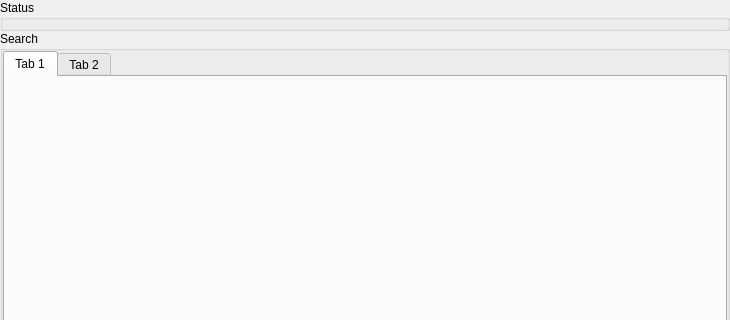
This is src/widget/sessionwidget.ui in mugiseyebrows/mugi-grep as Qt 5 draws it before an edit; both pictures show x 0 to 730 and y 0 to 320 of the 730 by 596 pixel window. The edited form follows.
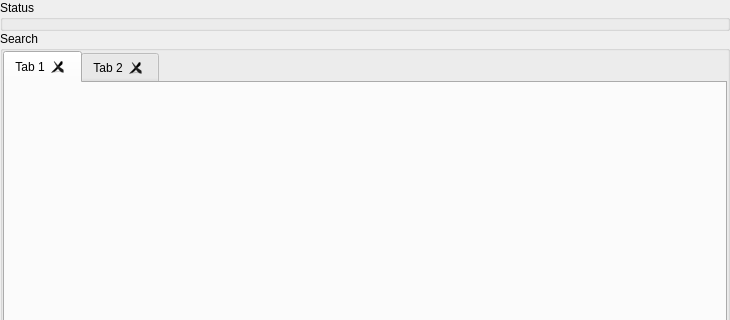
This is the edited form. Custom widgets are drawn as their Qt base class.

Commit message: closable tabs

```diff
--- a/src/widget/sessionwidget.ui
+++ b/src/widget/sessionwidget.ui
@@ -76,6 +76,9 @@
       </property>
       <item row="1" column="0" colspan="2">
        <widget class="QTabWidget" name="results">
+        <property name="tabsClosable">
+         <bool>true</bool>
+        </property>
         <widget class="QWidget" name="tab">
          <attribute name="title">
           <string>Tab 1</string>
```
The commit also changes 9 other files.
